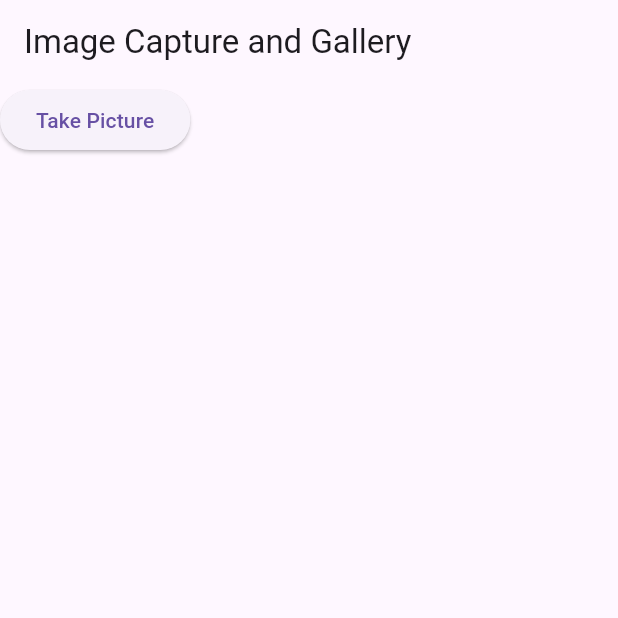
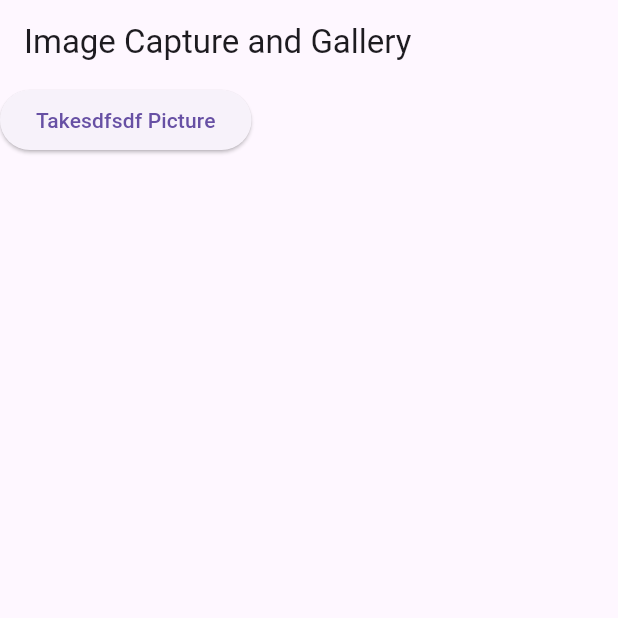
Before and after one commit to siddheshwarshingare/dounloadandstoreimages, a Flutter app: the screen it shows after launch, on a phone screen of 412 x 824 dp, the top half of it. Run offline on Flutter 3.47's test engine with Material 3 defaults, Android fonts, the phone set to English and light mode, and no system bars; our stand-ins replace gallery_saver, image_picker.

Commit message:
button text

```diff
--- a/lib/main.dart
+++ b/lib/main.dart
@@ -72,7 +72,7 @@ class _ImageCaptureScreenState extends State<ImageCaptureScreen> {
         children: [
           ElevatedButton(
             onPressed: _takePicture,
-            child: const Text('Take Picture'),
+            child: const Text('Takesdfsdf Picture'),
           ),
         ],
       ),
```
